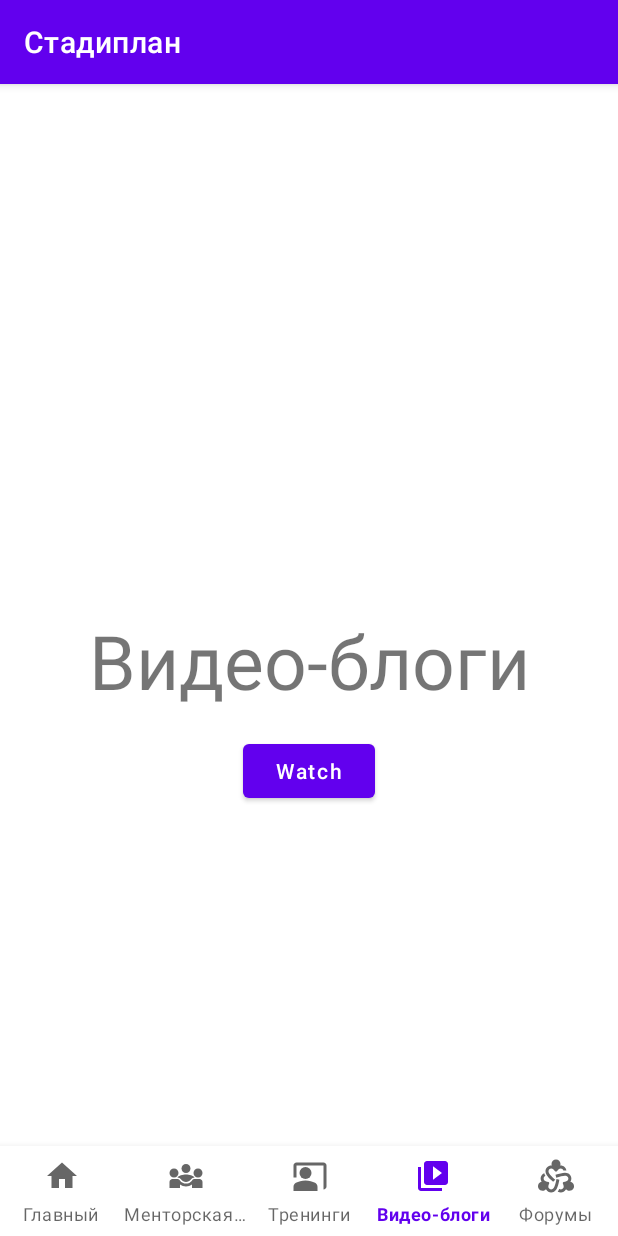
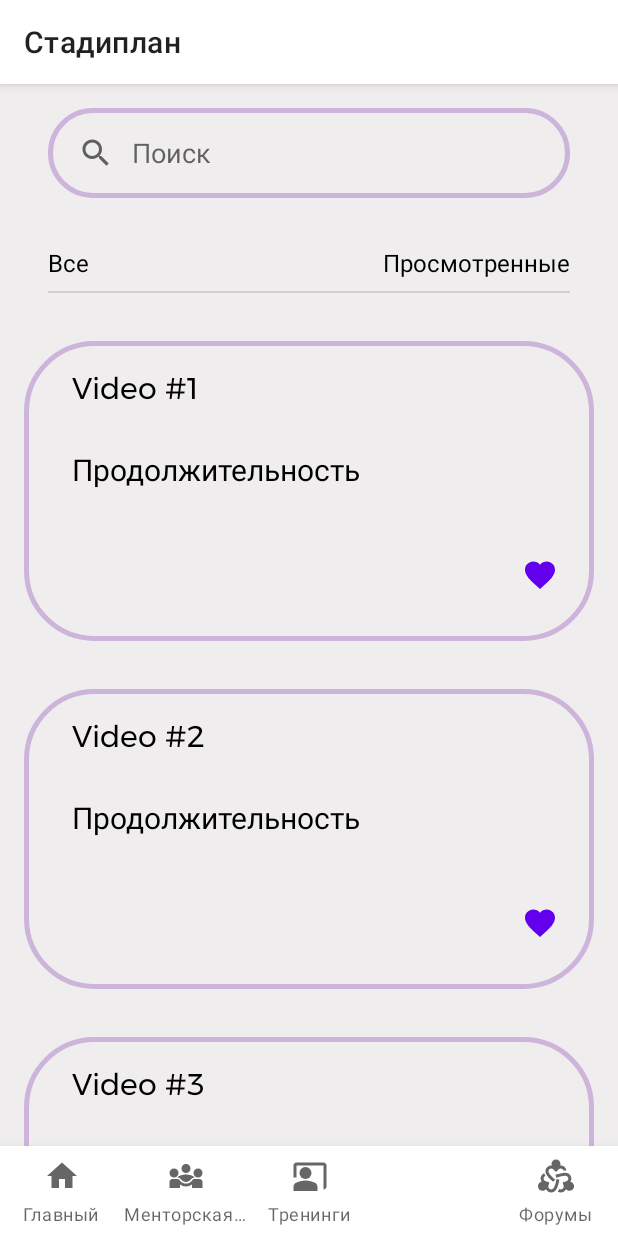
Before and after one commit to arstanrakhmat/girls-for-girls, an Android app: the VideoblogsListFragment screen opened through its navigation route, on a phone screen of 412 x 824 dp. Run offline under Robolectric (Android 15) with nearby library versions, the phone set to English and light mode, and no system bars; our stand-ins replace navigation-ui.

Commit message:
Started working on VideoBlogList

```diff
--- a/app/src/main/java/com/example/girls4girls/data/VideoBlog.kt
+++ b/app/src/main/java/com/example/girls4girls/data/VideoBlog.kt
@@ -1,7 +1,11 @@
 package com.example.girls4girls.data
 
+import android.os.Parcelable
+import kotlinx.android.parcel.Parcelize
+
+@Parcelize
 data class VideoBlog(
     val id: Long,
     val title: String,
     val duration: Int
-)
+): Parcelable
--- a/app/src/main/java/com/example/girls4girls/presentation/videoblog/VideoblogFragment.kt
+++ b/app/src/main/java/com/example/girls4girls/presentation/videoblog/VideoblogFragment.kt
@@ -6,6 +6,7 @@ import androidx.fragment.app.Fragment
 import android.view.LayoutInflater
 import android.view.View
 import android.view.ViewGroup
+import androidx.navigation.fragment.navArgs
 import com.example.girls4girls.R
 import com.example.girls4girls.databinding.FragmentVideoblogBinding
 import com.example.girls4girls.presentation.MainActivity
@@ -15,6 +16,8 @@ class VideoblogFragment : Fragment() {
 
     private lateinit var viewModel: VideoblogViewModel
     private lateinit var binding: FragmentVideoblogBinding
+
+    private val args by navArgs<VideoblogFragmentArgs>()
 
     override fun onCreateView(
         inflater: LayoutInflater, container: ViewGroup?,
@@ -28,6 +31,7 @@ class VideoblogFragment : Fragment() {
     override fun onViewCreated(view: View, savedInstanceState: Bundle?) {
         super.onViewCreated(view, savedInstanceState)
 
+        binding.VideoBlogText.text = args.currentVideoBlog.title
 
     }
 
--- a/app/src/main/java/com/example/girls4girls/presentation/videoblogsList/VideoAdapter.kt
+++ b/app/src/main/java/com/example/girls4girls/presentation/videoblogsList/VideoAdapter.kt
@@ -11,11 +11,12 @@ import com.example.girls4girls.databinding.ItemVideoblogBinding
 
 class VideoAdapter: ListAdapter<VideoBlog, VideoAdapter.VideoBlogViewHolder>(VideoBlogDiffCallback()) {
 
+    var onVideoClickListener: ((VideoBlog) -> Unit)? = null
 
     class VideoBlogViewHolder(item: View): RecyclerView.ViewHolder(item){
         private val binding = ItemVideoblogBinding.bind(item)
         fun bind(videoBlog: VideoBlog) = with(binding){
-            binding.videoTitle.text = videoBlog.title
+            videoTitle.text = videoBlog.title
         }
     }
 
@@ -26,5 +27,12 @@ class VideoAdapter: ListAdapter<VideoBlog, VideoAdapter.VideoBlogViewHolder>(Vid
 
     override fun onBindViewHolder(holder: VideoBlogViewHolder, position: Int) {
         holder.bind(getItem(position))
+        holder.itemView.setOnClickListener {
+            onVideoClickListener?.invoke(getItem(position))
+        }
+    }
+
+    interface OnVideoClickListener{
+        fun onVideoClick(videoBlog: VideoBlog)
     }
 }
--- a/app/src/main/java/com/example/girls4girls/presentation/videoblogsList/VideoblogsListFragment.kt
+++ b/app/src/main/java/com/example/girls4girls/presentation/videoblogsList/VideoblogsListFragment.kt
@@ -8,6 +8,7 @@ import android.view.View
 import android.view.ViewGroup
 import androidx.navigation.fragment.findNavController
 import com.example.girls4girls.R
+import com.example.girls4girls.data.VideoBlog
 import com.example.girls4girls.databinding.FragmentVideoblogBinding
 import com.example.girls4girls.databinding.FragmentVideoblogsListBinding
 
@@ -15,6 +16,8 @@ class VideoblogsListFragment : Fragment() {
 
     private lateinit var viewModel: VideoblogsListViewModel
     private lateinit var binding: FragmentVideoblogsListBinding
+
+    private lateinit var videoAdapter: VideoAdapter
 
     override fun onCreateView(
         inflater: LayoutInflater, container: ViewGroup?,
@@ -27,8 +30,24 @@ class VideoblogsListFragment : Fragment() {
     override fun onViewCreated(view: View, savedInstanceState: Bundle?) {
         super.onViewCreated(view, savedInstanceState)
 
-        binding.readVideoBlogButton.setOnClickListener {
-            findNavController().navigate(R.id.action_videoblogsListFragment_to_videoblogFragment)
+        videoAdapter = VideoAdapter()
+        setAdapter()
+
+
+        val videos = mutableListOf<VideoBlog>()
+
+        for (i in 1..5){
+            val newVideo = VideoBlog(i.toLong(), "Video #$i", 15)
+            videos.add(newVideo)
+        }
+        videoAdapter.submitList(videos)
+    }
+
+    private fun setAdapter() {
+        binding.listVideoblogs.adapter = videoAdapter
+        videoAdapter.onVideoClickListener = {
+            val action = VideoblogsListFragmentDirections.actionVideoblogsListFragmentToVideoblogFragment(it)
+            findNavController().navigate(action)
         }
     }
 
--- /dev/null
+++ b/app/src/main/res/drawable/ic_heart.xml
@@ -0,0 +1,5 @@
+<vector android:height="24dp" android:tint="#000000"
+    android:viewportHeight="24" android:viewportWidth="24"
+    android:width="24dp" xmlns:android="http://schemas.android.com/apk/res/android">
+    <path android:fillColor="@android:color/white" android:pathData="M12,21.35l-1.45,-1.32C5.4,15.36 2,12.28 2,8.5 2,5.42 4.42,3 7.5,3c1.74,0 3.41,0.81 4.5,2.09C13.09,3.81 14.76,3 16.5,3 19.58,3 22,5.42 22,8.5c0,3.78 -3.4,6.86 -8.55,11.54L12,21.35z"/>
+</vector>
--- a/app/src/main/res/drawable/videoblog_card.xml
+++ b/app/src/main/res/drawable/videoblog_card.xml
@@ -2,7 +2,7 @@
 <shape xmlns:android="http://schemas.android.com/apk/res/android">
     <stroke
         android:width="3dp"
-        android:color="@color/purple_500"/>
+        android:color="@color/mainColor"/>
 
     <corners
         android:radius="45dp"/>
--- a/app/src/main/res/layout/activity_main.xml
+++ b/app/src/main/res/layout/activity_main.xml
@@ -4,6 +4,7 @@
     xmlns:tools="http://schemas.android.com/tools"
     android:layout_width="match_parent"
     android:layout_height="match_parent"
+    android:background="#EFEDED"
     tools:context=".presentation.MainActivity">
 
     <fragment
--- a/app/src/main/res/layout/fragment_videoblogs_list.xml
+++ b/app/src/main/res/layout/fragment_videoblogs_list.xml
@@ -1,33 +1,74 @@
 <?xml version="1.0" encoding="utf-8"?>
-<androidx.constraintlayout.widget.ConstraintLayout
-    xmlns:android="http://schemas.android.com/apk/res/android"
+<androidx.constraintlayout.widget.ConstraintLayout xmlns:android="http://schemas.android.com/apk/res/android"
+    xmlns:app="http://schemas.android.com/apk/res-auto"
     xmlns:tools="http://schemas.android.com/tools"
     android:layout_width="match_parent"
     android:layout_height="match_parent"
-    xmlns:app="http://schemas.android.com/apk/res-auto"
     tools:context=".presentation.videoblogsList.VideoblogsListFragment">
 
+    <androidx.appcompat.widget.SearchView
+        android:id="@+id/searchView"
+        android:layout_width="0dp"
+        android:layout_height="60dp"
+        android:layout_marginStart="32dp"
+        android:layout_marginTop="16dp"
+        android:layout_marginEnd="32dp"
+        app:queryHint="Поиск"
+        app:iconifiedByDefault="false"
+        app:queryBackground="@null"
+        android:cropToPadding="true"
+        android:background="@drawable/videoblog_card"
+        app:layout_constraintEnd_toEndOf="parent"
+        app:layout_constraintHorizontal_bias="0.5"
+        app:layout_constraintStart_toStartOf="parent"
+        app:layout_constraintTop_toTopOf="parent" />
+
     <TextView
-        android:id="@+id/videoBlogsText"
+        android:id="@+id/textView2"
         android:layout_width="wrap_content"
         android:layout_height="wrap_content"
-        android:text="Видео-блоги"
-        android:textSize="50dp"
+        android:layout_marginStart="32dp"
+        android:layout_marginTop="32dp"
+        android:text="Все"
+        android:textColor="@color/black"
+        android:textSize="16sp"
+        app:layout_constraintEnd_toStartOf="@+id/textView3"
+        app:layout_constraintHorizontal_bias="0.5"
+        app:layout_constraintHorizontal_chainStyle="spread_inside"
+        app:layout_constraintStart_toStartOf="parent"
+        app:layout_constraintTop_toBottomOf="@+id/searchView" />
+
+    <TextView
+        android:id="@+id/textView3"
+        android:layout_width="wrap_content"
+        android:layout_height="wrap_content"
+        android:layout_marginEnd="32dp"
+        android:text="Просмотренные"
+        android:textColor="@color/black"
+        android:textSize="16sp"
+        app:layout_constraintBottom_toBottomOf="@+id/textView2"
+        app:layout_constraintEnd_toEndOf="parent"
+        app:layout_constraintHorizontal_bias="0.5"
+        app:layout_constraintStart_toEndOf="@+id/textView2" />
+
+    <View
+        android:id="@+id/divider"
+        android:layout_width="0dp"
+        android:layout_height="1dp"
+        android:layout_marginTop="8dp"
+        android:background="?android:attr/listDivider"
+        app:layout_constraintEnd_toEndOf="@+id/textView3"
+        app:layout_constraintStart_toStartOf="@+id/textView2"
+        app:layout_constraintTop_toBottomOf="@+id/textView2" />
+
+    <androidx.recyclerview.widget.RecyclerView
+        android:id="@+id/list_videoblogs"
+        android:layout_width="0dp"
+        android:layout_height="0dp"
+        android:layout_marginTop="32dp"
+        app:layoutManager="androidx.recyclerview.widget.LinearLayoutManager"
         app:layout_constraintBottom_toBottomOf="parent"
         app:layout_constraintEnd_toEndOf="parent"
         app:layout_constraintStart_toStartOf="parent"
-        app:layout_constraintTop_toTopOf="parent" />
-
-    <Button
-        android:id="@+id/readVideoBlogButton"
-        android:layout_width="wrap_content"
-        android:layout_height="wrap_content"
-        android:layout_marginTop="16dp"
-        android:text="Watch"
-        android:textAllCaps="false"
-        app:layout_constraintEnd_toEndOf="parent"
-        app:layout_constraintHorizontal_bias="0.5"
-        app:layout_constraintStart_toStartOf="parent"
-        app:layout_constraintTop_toBottomOf="@+id/videoBlogsText" />
-
+        app:layout_constraintTop_toBottomOf="@+id/divider" />
 </androidx.constraintlayout.widget.ConstraintLayout>
--- a/app/src/main/res/layout/item_videoblog.xml
+++ b/app/src/main/res/layout/item_videoblog.xml
@@ -1,7 +1,7 @@
 <?xml version="1.0" encoding="utf-8"?>
-<androidx.constraintlayout.widget.ConstraintLayout xmlns:android="http://schemas.android.com/apk/res/android"
+<androidx.constraintlayout.widget.ConstraintLayout
+    xmlns:android="http://schemas.android.com/apk/res/android"
     xmlns:app="http://schemas.android.com/apk/res-auto"
-    xmlns:tools="http://schemas.android.com/tools"
     android:id="@+id/item_videoblog"
     android:layout_width="match_parent"
     android:layout_height="200dp"
--- a/app/src/main/res/navigation/nav_graph.xml
+++ b/app/src/main/res/navigation/nav_graph.xml
@@ -62,7 +62,11 @@
         android:id="@+id/videoblogFragment"
         android:name="com.example.girls4girls.presentation.videoblog.VideoblogFragment"
         android:label="Видео"
-        tools:layout="@layout/fragment_videoblog" />
+        tools:layout="@layout/fragment_videoblog" >
+        <argument
+            android:name="currentVideoBlog"
+            app:argType="com.example.girls4girls.data.VideoBlog" />
+    </fragment>
     <fragment
         android:id="@+id/videoblogsListFragment"
         android:name="com.example.girls4girls.presentation.videoblogsList.VideoblogsListFragment"
--- a/app/src/main/res/values/colors.xml
+++ b/app/src/main/res/values/colors.xml
@@ -7,4 +7,6 @@
     <color name="teal_700">#FF018786</color>
     <color name="black">#FF000000</color>
     <color name="white">#FFFFFFFF</color>
+
+    <color name="mainColor">#CDB4DB</color>
 </resources>
--- a/app/src/main/res/values/strings.xml
+++ b/app/src/main/res/values/strings.xml
@@ -5,4 +5,6 @@
     <string name="bottom_nav_trainings">Тренинги</string>
     <string name="bottom_nav_videoblogs">Видео-блоги</string>
     <string name="bottom_nav_forums">Форумы</string>
+    <string name="video_title_tv">Тема видео</string>
+    <string name="like_button">Кнопка нравиться</string>
 </resources>
--- a/app/src/main/res/values/themes.xml
+++ b/app/src/main/res/values/themes.xml
@@ -1,10 +1,10 @@
 <resources xmlns:tools="http://schemas.android.com/tools">
     <!-- Base application theme. -->
-    <style name="Theme.Girls4Girls" parent="Theme.MaterialComponents.DayNight.DarkActionBar">
+    <style name="Theme.Girls4Girls" parent="Theme.MaterialComponents.DayNight">
         <!-- Primary brand color. -->
-        <item name="colorPrimary">@color/purple_500</item>
-        <item name="colorPrimaryVariant">@color/purple_700</item>
-        <item name="colorOnPrimary">@color/white</item>
+        <item name="colorPrimary">@color/white</item>
+        <item name="colorPrimaryVariant">@color/mainColor</item>
+        <item name="colorOnPrimary">@color/black</item>
         <!-- Secondary brand color. -->
         <item name="colorSecondary">@color/teal_200</item>
         <item name="colorSecondaryVariant">@color/teal_700</item>
```
